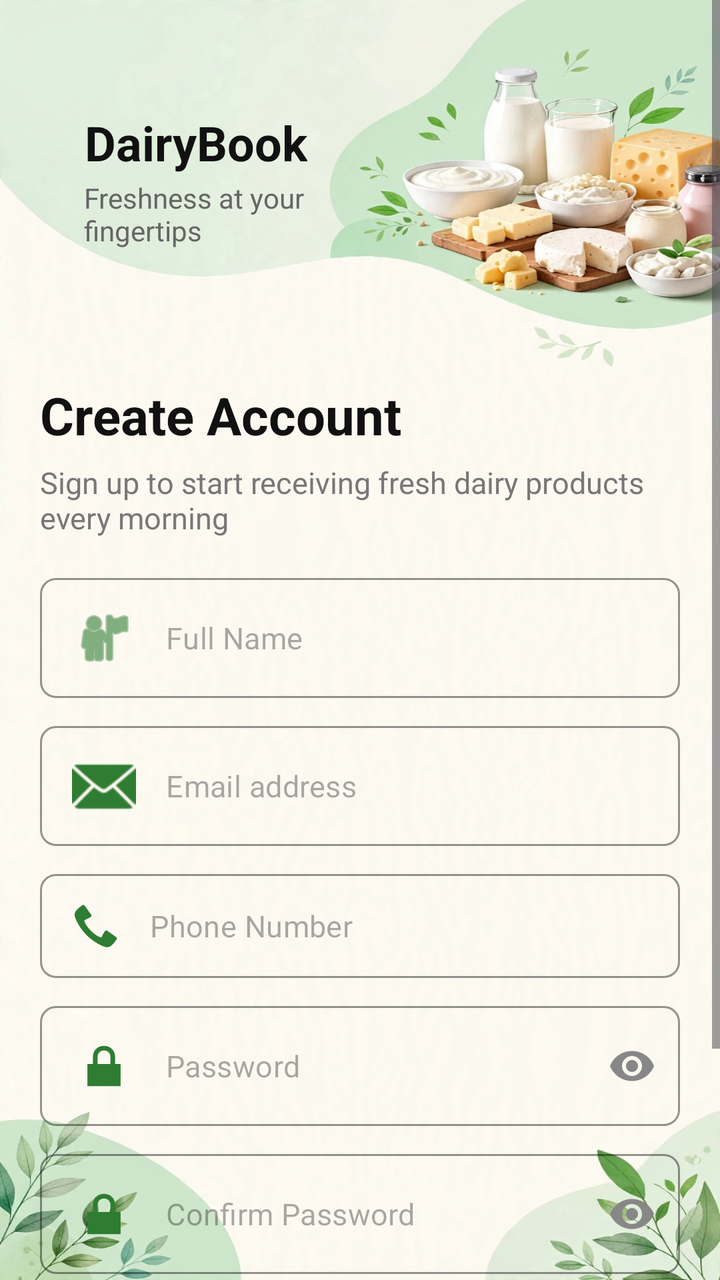
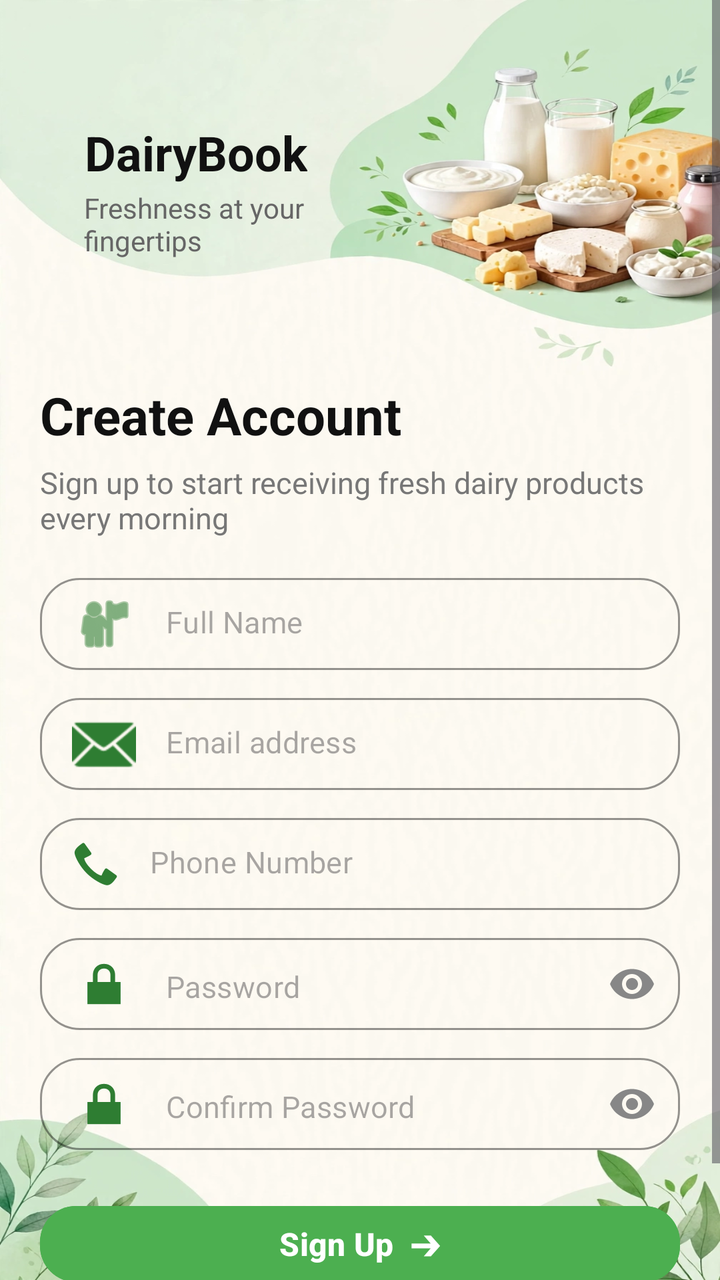

Two renders of the same Android screen: before a commit and after it. Below are the layout's source before the change and the commit's diff.
<!-- AndroidManifest.xml: application theme Theme.DairyBook -->
<!-- res/layout/activity_register.xml -->
<?xml version="1.0" encoding="utf-8"?>
<ScrollView xmlns:android="http://schemas.android.com/apk/res/android"
    xmlns:app="http://schemas.android.com/apk/res-auto"
    android:layout_width="match_parent"
    android:layout_height="match_parent"
    android:background="@drawable/back2"
    android:fillViewport="true">

    <RelativeLayout
        android:layout_width="match_parent"
        android:layout_height="wrap_content">

        
        <RelativeLayout
            android:id="@+id/topHeader"
            android:layout_width="match_parent"
            android:layout_height="190dp"
            android:background="#00FFEFE6"
            android:padding="20dp">

            
            <LinearLayout
                android:layout_width="wrap_content"
                android:layout_height="wrap_content"
                android:layout_marginTop="35dp"
                android:layout_marginStart="2dp"
                android:orientation="vertical"
                >

                <LinearLayout
                    android:layout_width="wrap_content"
                    android:layout_height="wrap_content"
                    android:gravity="center_vertical"
                    android:orientation="horizontal">

                    
                    <ImageView
                        android:layout_width="32dp"
                        android:layout_height="32dp"

                        app:tint="#FF5722" />

                    <TextView
                        android:layout_width="wrap_content"
                        android:layout_height="wrap_content"
                        android:layout_marginStart="-12dp"
                        android:text="DairyBook"
                        android:textColor="#111111"
                        android:textSize="24sp"
                        android:textStyle="bold" />
                </LinearLayout>

                <TextView
                    android:layout_width="wrap_content"
                    android:layout_height="wrap_content"
                    android:layout_marginTop="2dp"
                    android:layout_marginStart="20dp"
                    android:text="Freshness at your\nfingertips"
                    android:textColor="#666666"
                    android:textSize="14sp" />
            </LinearLayout>

        </RelativeLayout>

        
        <LinearLayout
            android:layout_width="match_parent"
            android:layout_height="wrap_content"
            android:layout_below="@id/topHeader"
            android:orientation="vertical"
            android:paddingStart="20dp"
            android:paddingEnd="20dp"
           android:paddingBottom="25dp">

            <TextView
                android:layout_width="wrap_content"
                android:layout_height="wrap_content"
                android:text="Create Account"
                android:textColor="#111111"
                android:textSize="26sp"
                android:textStyle="bold" />

            <TextView
                android:layout_width="wrap_content"
                android:layout_height="wrap_content"
                android:layout_marginTop="6dp"
                android:text="Sign up to start receiving fresh dairy products every morning"
                android:textColor="#777777"
                android:textSize="15sp" />

            
            <com.google.android.material.textfield.TextInputLayout
                style="@style/Widget.MaterialComponents.TextInputLayout.OutlinedBox"
                android:layout_width="match_parent"
                android:layout_height="wrap_content"
                android:layout_marginTop="20dp"
                app:boxBackgroundColor="#00E8F5E9"
                app:boxCornerRadiusBottomEnd="8dp"
                app:boxCornerRadiusBottomStart="8dp"
                app:boxCornerRadiusTopEnd="8dp"
                app:boxCornerRadiusTopStart="8dp"
                app:boxStrokeColor="#cccccc"
                app:hintEnabled="false">

                <com.google.android.material.textfield.TextInputEditText
                    android:id="@+id/etFullName"
                    android:layout_width="match_parent"
                    android:layout_height="wrap_content"
                    android:drawableStart="@android:drawable/ic_menu_myplaces"
                    android:drawablePadding="15dp"
                    android:drawableTint="#2E7D32"
                    android:hint="Full Name"
                    android:inputType="textPersonName"
                    android:paddingHorizontal="16dp"
                    android:paddingVertical="14dp"
                    android:textColor="#111111"
                    android:textSize="15sp" />
            </com.google.android.material.textfield.TextInputLayout>

            
            <com.google.android.material.textfield.TextInputLayout
                style="@style/Widget.MaterialComponents.TextInputLayout.OutlinedBox"
                android:layout_width="match_parent"
                android:layout_height="wrap_content"
                android:layout_marginTop="14dp"
                app:boxBackgroundColor="#00E8F5E9"
                app:boxCornerRadiusBottomEnd="8dp"
                app:boxCornerRadiusBottomStart="8dp"
                app:boxCornerRadiusTopEnd="8dp"
                app:boxCornerRadiusTopStart="8dp"
                app:boxStrokeColor="#cccccc"
                app:hintEnabled="false">

                <com.google.android.material.textfield.TextInputEditText
                    android:id="@+id/etRegEmail"
                    android:layout_width="match_parent"
                    android:layout_height="wrap_content"
                    android:drawableStart="@android:drawable/ic_dialog_email"
                    android:drawablePadding="15dp"
                    android:drawableTint="#2E7D32"
                    android:hint="Email address"
                    android:inputType="textEmailAddress"
                    android:paddingHorizontal="16dp"
                    android:paddingVertical="14dp"
                    android:textColor="#111111"
                    android:textSize="15sp" />
            </com.google.android.material.textfield.TextInputLayout>

            
            <com.google.android.material.textfield.TextInputLayout
                style="@style/Widget.MaterialComponents.TextInputLayout.OutlinedBox"
                android:layout_width="match_parent"
                android:layout_height="wrap_content"
                android:layout_marginTop="14dp"
                app:boxBackgroundColor="#00E8F5E9"
                app:boxCornerRadiusBottomEnd="8dp"
                app:boxCornerRadiusBottomStart="8dp"
                app:boxCornerRadiusTopEnd="8dp"
                app:boxCornerRadiusTopStart="8dp"
                app:boxStrokeColor="#cccccc"
                app:hintEnabled="false">

                <com.google.android.material.textfield.TextInputEditText
                    android:id="@+id/etPhone"
                    android:layout_width="match_parent"
                    android:layout_height="wrap_content"
                    android:drawableStart="@android:drawable/stat_sys_phone_call"
                    android:drawablePadding="15dp"
                    android:drawableTint="#2E7D32"
                    android:hint="Phone Number"
                    android:inputType="phone"
                    android:paddingHorizontal="16dp"
                    android:paddingVertical="14dp"
                    android:textColor="#111111"
                    android:textSize="15sp" />
            </com.google.android.material.textfield.TextInputLayout>

            
            <com.google.android.material.textfield.TextInputLayout
                style="@style/Widget.MaterialComponents.TextInputLayout.OutlinedBox"
                android:layout_width="match_parent"
                android:layout_height="wrap_content"
                android:layout_marginTop="14dp"
                app:boxBackgroundColor="#00E8F5E9"
                app:boxCornerRadiusBottomEnd="8dp"
                app:boxCornerRadiusBottomStart="8dp"
                app:boxCornerRadiusTopEnd="8dp"
                app:boxCornerRadiusTopStart="8dp"
                app:boxStrokeColor="#cccccc"
                app:endIconMode="password_toggle"
                app:endIconTint="#878787"
                app:hintEnabled="false">

                <com.google.android.material.textfield.TextInputEditText
                    android:id="@+id/etRegPassword"
                    android:layout_width="match_parent"
                    android:layout_height="wrap_content"
                    android:drawableStart="@android:drawable/ic_lock_lock"
                    android:drawablePadding="15dp"
                    android:drawableTint="#2E7D32"
                    android:hint="Password"
                    android:inputType="textPassword"
                    android:paddingHorizontal="16dp"
                    android:paddingVertical="14dp"
                    android:textColor="#111111"
                    android:textSize="15sp" />
            </com.google.android.material.textfield.TextInputLayout>

            
            <com.google.android.material.textfield.TextInputLayout
                style="@style/Widget.MaterialComponents.TextInputLayout.OutlinedBox"
                android:layout_width="match_parent"
                android:layout_height="wrap_content"
                android:layout_marginTop="14dp"
                app:boxBackgroundColor="#00E8F5E9"
                app:boxCornerRadiusBottomEnd="8dp"
                app:boxCornerRadiusBottomStart="8dp"
                app:boxCornerRadiusTopEnd="8dp"
                app:boxCornerRadiusTopStart="8dp"
                app:boxStrokeColor="#cccccc"
                app:endIconMode="password_toggle"
                app:endIconTint="#878787"
                app:hintEnabled="false">

                <com.google.android.material.textfield.TextInputEditText
                    android:id="@+id/etConfirmPassword"
                    android:layout_width="match_parent"
                    android:layout_height="wrap_content"
                    android:drawableStart="@android:drawable/ic_lock_lock"
                    android:drawablePadding="15dp"
                    android:drawableTint="#2E7D32"
                    android:hint="Confirm Password"
                    android:inputType="textPassword"
                    android:paddingHorizontal="16dp"
                    android:paddingVertical="14dp"
                    android:textColor="#111111"
                    android:textSize="15sp" />
            </com.google.android.material.textfield.TextInputLayout>

            
            <com.google.android.material.button.MaterialButton
                android:id="@+id/btnRegister"
                android:layout_width="match_parent"
                android:layout_height="56dp"
                android:layout_marginTop="24dp"
                android:backgroundTint="#4CAF50"
                android:text="Sign Up  ➔"
                android:textAllCaps="false"
                android:textColor="#FFFFFF"
                android:textSize="16sp"
                android:textStyle="bold"
                app:cornerRadius="8dp" />

            
            <LinearLayout
                android:layout_width="wrap_content"
                android:layout_height="wrap_content"
                android:layout_gravity="center_horizontal"
                android:layout_marginTop="20dp"
                android:orientation="horizontal">

                <TextView
                    android:layout_width="wrap_content"
                    android:layout_height="wrap_content"
                    android:text="Already have an account? "
                    android:textColor="#666666"
                    android:textSize="14sp" />

                <TextView
                    android:id="@+id/tvLogin"
                    android:layout_width="wrap_content"
                    android:layout_height="wrap_content"
                    android:text="Log in"
                    android:textColor="#FF5722"
                    android:textSize="14sp"
                    android:textStyle="bold" />
            </LinearLayout>

        </LinearLayout>
    </RelativeLayout>
</ScrollView>
<!-- resources referenced by this layout -->
<resources>
  <!-- drawable back2: jpg bitmap (drawable, 110158 bytes) -->
  <style name="Theme.DairyBook" parent="Base.Theme.DairyBook" />
  <style name="Base.Theme.DairyBook" parent="Theme.Material3.DayNight.NoActionBar">
          
          
      </style>
</resources>

<!-- the commit's change to res/layout/activity_register.xml (unified diff, before → after) -->
@@ -22,7 +22,7 @@
             <LinearLayout
                 android:layout_width="wrap_content"
                 android:layout_height="wrap_content"
-                android:layout_marginTop="35dp"
+                android:layout_marginTop="40dp"
                 android:layout_marginStart="2dp"
                 android:orientation="vertical"
                 >
@@ -70,7 +70,7 @@
             android:orientation="vertical"
             android:paddingStart="20dp"
             android:paddingEnd="20dp"
-           android:paddingBottom="25dp">
+           android:paddingBottom="20dp">
 
             <TextView
                 android:layout_width="wrap_content"
@@ -92,13 +92,13 @@
             <com.google.android.material.textfield.TextInputLayout
                 style="@style/Widget.MaterialComponents.TextInputLayout.OutlinedBox"
                 android:layout_width="match_parent"
-                android:layout_height="wrap_content"
+                android:layout_height="46dp"
                 android:layout_marginTop="20dp"
                 app:boxBackgroundColor="#00E8F5E9"
-                app:boxCornerRadiusBottomEnd="8dp"
-                app:boxCornerRadiusBottomStart="8dp"
-                app:boxCornerRadiusTopEnd="8dp"
-                app:boxCornerRadiusTopStart="8dp"
+                app:boxCornerRadiusBottomEnd="20dp"
+                app:boxCornerRadiusBottomStart="20dp"
+                app:boxCornerRadiusTopEnd="20dp"
+                app:boxCornerRadiusTopStart="20dp"
                 app:boxStrokeColor="#cccccc"
                 app:hintEnabled="false">
 
@@ -121,13 +121,13 @@
             <com.google.android.material.textfield.TextInputLayout
                 style="@style/Widget.MaterialComponents.TextInputLayout.OutlinedBox"
                 android:layout_width="match_parent"
-                android:layout_height="wrap_content"
-                android:layout_marginTop="14dp"
-                app:boxBackgroundColor="#00E8F5E9"
-                app:boxCornerRadiusBottomEnd="8dp"
-                app:boxCornerRadiusBottomStart="8dp"
-                app:boxCornerRadiusTopEnd="8dp"
-                app:boxCornerRadiusTopStart="8dp"
+                android:layout_height="46dp"
+                android:layout_marginTop="14dp"
+                app:boxBackgroundColor="#00E8F5E9"
+                app:boxCornerRadiusBottomEnd="20dp"
+                app:boxCornerRadiusBottomStart="20dp"
+                app:boxCornerRadiusTopEnd="20dp"
+                app:boxCornerRadiusTopStart="20dp"
                 app:boxStrokeColor="#cccccc"
                 app:hintEnabled="false">
 
@@ -150,13 +150,13 @@
             <com.google.android.material.textfield.TextInputLayout
                 style="@style/Widget.MaterialComponents.TextInputLayout.OutlinedBox"
                 android:layout_width="match_parent"
-                android:layout_height="wrap_content"
-                android:layout_marginTop="14dp"
-                app:boxBackgroundColor="#00E8F5E9"
-                app:boxCornerRadiusBottomEnd="8dp"
-                app:boxCornerRadiusBottomStart="8dp"
-                app:boxCornerRadiusTopEnd="8dp"
-                app:boxCornerRadiusTopStart="8dp"
+                android:layout_height="46dp"
+                android:layout_marginTop="14dp"
+                app:boxBackgroundColor="#00E8F5E9"
+                app:boxCornerRadiusBottomEnd="20dp"
+                app:boxCornerRadiusBottomStart="20dp"
+                app:boxCornerRadiusTopEnd="20dp"
+                app:boxCornerRadiusTopStart="20dp"
                 app:boxStrokeColor="#cccccc"
                 app:hintEnabled="false">
 
@@ -179,13 +179,13 @@
             <com.google.android.material.textfield.TextInputLayout
                 style="@style/Widget.MaterialComponents.TextInputLayout.OutlinedBox"
                 android:layout_width="match_parent"
-                android:layout_height="wrap_content"
-                android:layout_marginTop="14dp"
-                app:boxBackgroundColor="#00E8F5E9"
-                app:boxCornerRadiusBottomEnd="8dp"
-                app:boxCornerRadiusBottomStart="8dp"
-                app:boxCornerRadiusTopEnd="8dp"
-                app:boxCornerRadiusTopStart="8dp"
+                android:layout_height="46dp"
+                android:layout_marginTop="14dp"
+                app:boxBackgroundColor="#00E8F5E9"
+                app:boxCornerRadiusBottomEnd="20dp"
+                app:boxCornerRadiusBottomStart="20dp"
+                app:boxCornerRadiusTopEnd="20dp"
+                app:boxCornerRadiusTopStart="20dp"
                 app:boxStrokeColor="#cccccc"
                 app:endIconMode="password_toggle"
                 app:endIconTint="#878787"
@@ -210,13 +210,13 @@
             <com.google.android.material.textfield.TextInputLayout
                 style="@style/Widget.MaterialComponents.TextInputLayout.OutlinedBox"
                 android:layout_width="match_parent"
-                android:layout_height="wrap_content"
-                android:layout_marginTop="14dp"
-                app:boxBackgroundColor="#00E8F5E9"
-                app:boxCornerRadiusBottomEnd="8dp"
-                app:boxCornerRadiusBottomStart="8dp"
-                app:boxCornerRadiusTopEnd="8dp"
-                app:boxCornerRadiusTopStart="8dp"
+                android:layout_height="46dp"
+                android:layout_marginTop="14dp"
+                app:boxBackgroundColor="#00E8F5E9"
+                app:boxCornerRadiusBottomEnd="20dp"
+                app:boxCornerRadiusBottomStart="20dp"
+                app:boxCornerRadiusTopEnd="20dp"
+                app:boxCornerRadiusTopStart="20dp"
                 app:boxStrokeColor="#cccccc"
                 app:endIconMode="password_toggle"
                 app:endIconTint="#878787"
@@ -241,7 +241,7 @@
             <com.google.android.material.button.MaterialButton
                 android:id="@+id/btnRegister"
                 android:layout_width="match_parent"
-                android:layout_height="56dp"
+                android:layout_height="46dp"
                 android:layout_marginTop="24dp"
                 android:backgroundTint="#4CAF50"
                 android:text="Sign Up  ➔"
@@ -249,7 +249,7 @@
                 android:textColor="#FFFFFF"
                 android:textSize="16sp"
                 android:textStyle="bold"
-                app:cornerRadius="8dp" />
+                app:cornerRadius="18dp" />
 
             
             <LinearLayout
